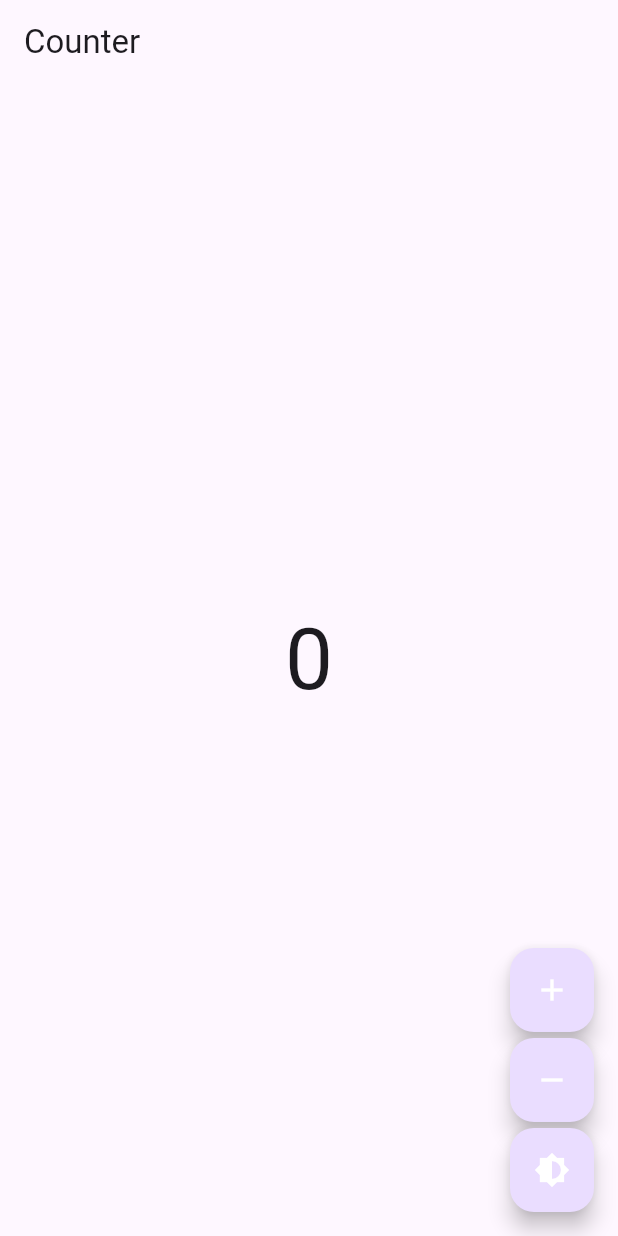
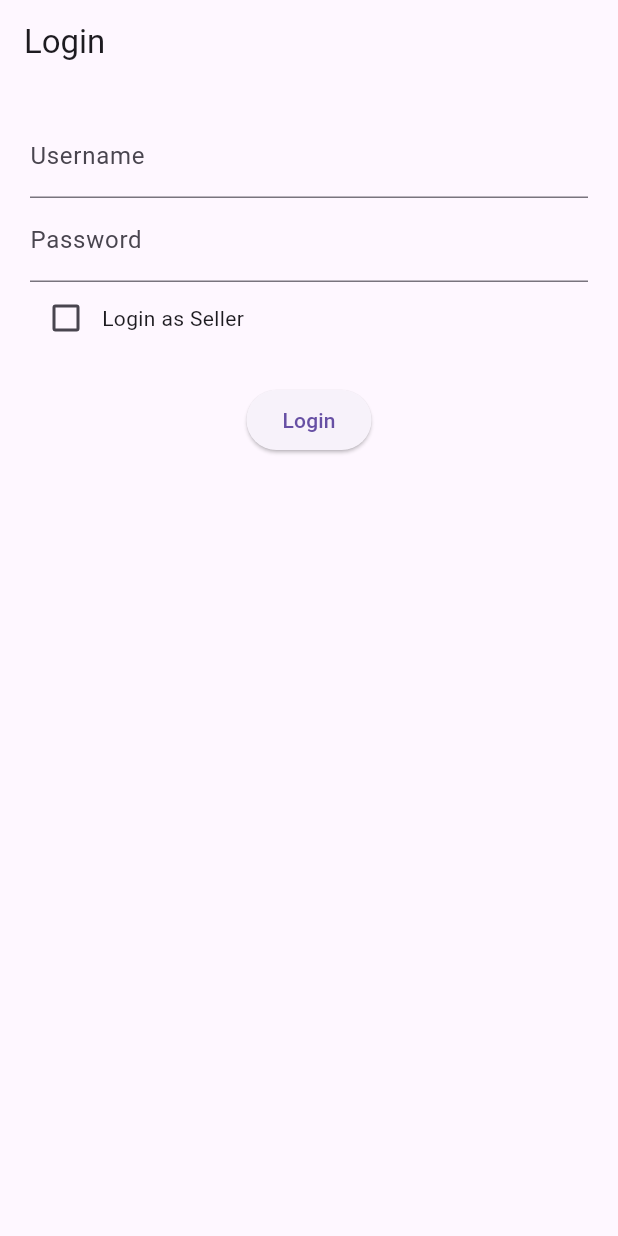
Before and after one commit to brojohnmarkcamallere-svg/canteenvcs, a Flutter app: the screen it shows after launch, on a phone screen of 412 x 824 dp. Run offline on Flutter 3.47's test engine with Material 3 defaults, Android fonts, the phone set to English and light mode, and no system bars.

Commit message:
how to run this

```diff
--- a/lib/main.dart
+++ b/lib/main.dart
@@ -1,177 +1,134 @@
-// https://dartpad.dev/?id=fdd369962f4ff6700a83c8a540fd6c4c
-// This code is distributed under the MIT License.
-// Copyright (c) 2018 Felix Angelov.
-// You can find the original at https://github.com/felangel/bloc.
-
 import 'package:flutter/material.dart';
-import 'package:flutter_bloc/flutter_bloc.dart';
 
 void main() {
-  Bloc.observer = AppBlocObserver();
-  runApp(const App());
+  runApp(MyApp());
 }
 
-/// Custom [BlocObserver] that observes all bloc and cubit state changes.
-class AppBlocObserver extends BlocObserver {
-  @override
-  void onChange(BlocBase bloc, Change change) {
-    super.onChange(bloc, change);
-    if (bloc is Cubit) print(change);
-  }
-
-  @override
-  void onTransition(Bloc bloc, Transition transition) {
-    super.onTransition(bloc, transition);
-    print(transition);
-  }
-}
-
-/// {@template app}
-/// A [StatelessWidget] that:
-/// * uses [bloc](https://pub.dev/packages/bloc) and
-/// [flutter_bloc](https://pub.dev/packages/flutter_bloc)
-/// to manage the state of a counter and the app theme.
-/// {@endtemplate}
-class App extends StatelessWidget {
-  /// {@macro app}
-  const App({Key? key}) : super(key: key);
-
+class MyApp extends StatelessWidget {
   @override
   Widget build(BuildContext context) {
-    return BlocProvider(
-      create: (_) => ThemeCubit(),
-      child: const AppView(),
+    return MaterialApp(
+      title: 'CanteenHub',
+      theme: ThemeData(
+        primarySwatch: Colors.blue,
+      ),
+      home: LoginPage(),
     );
   }
 }
 
-/// {@template app_view}
-/// A [StatelessWidget] that:
-/// * reacts to state changes in the [ThemeCubit]
-/// and updates the theme of the [MaterialApp].
-/// * renders the [CounterPage].
-/// {@endtemplate}
-class AppView extends StatelessWidget {
-  /// {@macro app_view}
-  const AppView({Key? key}) : super(key: key);
-
+class LoginPage extends StatefulWidget {
   @override
-  Widget build(BuildContext context) {
-    return BlocBuilder<ThemeCubit, ThemeData>(
-      builder: (_, theme) {
-        return MaterialApp(
-          theme: theme,
-          home: const CounterPage(),
-        );
-      },
-    );
-  }
+  _LoginPageState createState() => _LoginPageState();
 }
 
-/// {@template counter_page}
-/// A [StatelessWidget] that:
-/// * provides a [CounterBloc] to the [CounterView].
-/// {@endtemplate}
-class CounterPage extends StatelessWidget {
-  /// {@macro counter_page}
-  const CounterPage({Key? key}) : super(key: key);
-
-  @override
-  Widget build(BuildContext context) {
-    return BlocProvider(
-      create: (_) => CounterBloc(),
-      child: const CounterView(),
-    );
-  }
-}
-
-/// {@template counter_view}
-/// A [StatelessWidget] that:
-/// * demonstrates how to consume and interact with a [CounterBloc].
-/// {@endtemplate}
-class CounterView extends StatelessWidget {
-  /// {@macro counter_view}
-  const CounterView({Key? key}) : super(key: key);
+class _LoginPageState extends State<LoginPage> {
+  final _formKey = GlobalKey<FormState>();
+  String _username = '';
+  String _password = '';
+  bool _isSeller = false;
 
   @override
   Widget build(BuildContext context) {
     return Scaffold(
-      appBar: AppBar(title: const Text('Counter')),
-      body: Center(
-        child: BlocBuilder<CounterBloc, int>(
-          builder: (context, count) {
-            return Text('$count',
-                style: Theme.of(context).textTheme.displayLarge);
+      appBar: AppBar(
+        title: Text('Login'),
+      ),
+      body: Padding(
+        padding: const EdgeInsets.all(20.0),
+        child: Form(
+          key: _formKey,
+          child: Column(
+            children: [
+              TextFormField(
+                decoration: InputDecoration(labelText: 'Username'),
+                validator: (value) {
+                  if (value!.isEmpty) {
+                    return 'Please enter a username';
+                  }
+                  return null;
+                },
+                onSaved: (value) => _username = value!,
+              ),
+              TextFormField(
+                decoration: InputDecoration(labelText: 'Password'),
+                obscureText: true,
+                validator: (value) {
+                  if (value!.isEmpty) {
+                    return 'Please enter a password';
+                  }
+                  return null;
+                },
+                onSaved: (value) => _password = value!,
+              ),
+              Row(
+                children: [
+                  Checkbox(
+                    value: _isSeller,
+                    onChanged: (value) {
+                      setState(() {
+                        _isSeller = value!;
+                      });
                     },
                   ),
+                  Text('Login as Seller'),
+                ],
               ),
-      floatingActionButton: Column(
-        crossAxisAlignment: CrossAxisAlignment.end,
-        mainAxisAlignment: MainAxisAlignment.end,
-        children: <Widget>[
-          FloatingActionButton(
-            child: const Icon(Icons.add),
-            onPressed: () => context.read<CounterBloc>().add(Increment()),
-          ),
-          const SizedBox(height: 4),
-          FloatingActionButton(
-            child: const Icon(Icons.remove),
-            onPressed: () => context.read<CounterBloc>().add(Decrement()),
-          ),
-          const SizedBox(height: 4),
-          FloatingActionButton(
-            child: const Icon(Icons.brightness_6),
-            onPressed: () => context.read<ThemeCubit>().toggleTheme(),
+              SizedBox(height: 20),
+              ElevatedButton(
+                onPressed: () {
+                  if (_formKey.currentState!.validate()) {
+                    _formKey.currentState!.save();
+                    // Login logic here
+                    if (_isSeller) {
+                      Navigator.push(
+                        context,
+                        MaterialPageRoute(
+                            builder: (context) => SellerHomePage()),
+                      );
+                    } else {
+                      Navigator.push(
+                        context,
+                        MaterialPageRoute(
+                            builder: (context) => StudentHomePage()),
+                      );
+                    }
+                  }
+                },
+                child: Text('Login'),
               ),
             ],
+          ),
+        ),
       ),
     );
   }
 }
 
-/// Event being processed by [CounterBloc].
-abstract class CounterEvent {}
-
-/// Notifies bloc to increment state.
-class Increment extends CounterEvent {}
-
-/// Notifies bloc to decrement state.
-class Decrement extends CounterEvent {}
-
-/// {@template counter_bloc}
-/// A simple [Bloc] that manages an `int` as its state.
-/// {@endtemplate}
-class CounterBloc extends Bloc<CounterEvent, int> {
-  /// {@macro counter_bloc}
-  CounterBloc() : super(0) {
-    on<Increment>((event, emit) => emit(state + 1));
-    on<Decrement>((event, emit) => emit(state - 1));
+class SellerHomePage extends StatelessWidget {
+  @override
+  Widget build(BuildContext context) {
+    return Scaffold(
+      appBar: AppBar(
+        title: Text('Seller Home Page'),
+      ),
+      body: Center(
+        child: Text('Seller Home Page'),
+      ),
+    );
   }
 }
 
-/// {@template brightness_cubit}
-/// A simple [Cubit] that manages the [ThemeData] as its state.
-/// {@endtemplate}
-class ThemeCubit extends Cubit<ThemeData> {
-  /// {@macro brightness_cubit}
-  ThemeCubit() : super(_lightTheme);
-
-  static final _lightTheme = ThemeData(
-    floatingActionButtonTheme: const FloatingActionButtonThemeData(
-      foregroundColor: Colors.white,
+class StudentHomePage extends StatelessWidget {
+  @override
+  Widget build(BuildContext context) {
+    return Scaffold(
+      appBar: AppBar(
+        title: Text('Student Home Page'),
       ),
-    brightness: Brightness.light,
+      body: Center(
+        child: Text('Student Home Page'),
+      ),
     );
-
-  static final _darkTheme = ThemeData(
-    floatingActionButtonTheme: const FloatingActionButtonThemeData(
-      foregroundColor: Colors.black,
-    ),
-    brightness: Brightness.dark,
-  );
-
-  /// Toggles the current brightness between light and dark.
-  void toggleTheme() {
-    emit(state.brightness == Brightness.dark ? _lightTheme : _darkTheme);
   }
 }
```
Lines whose indentation alone changed are shown as unchanged.
